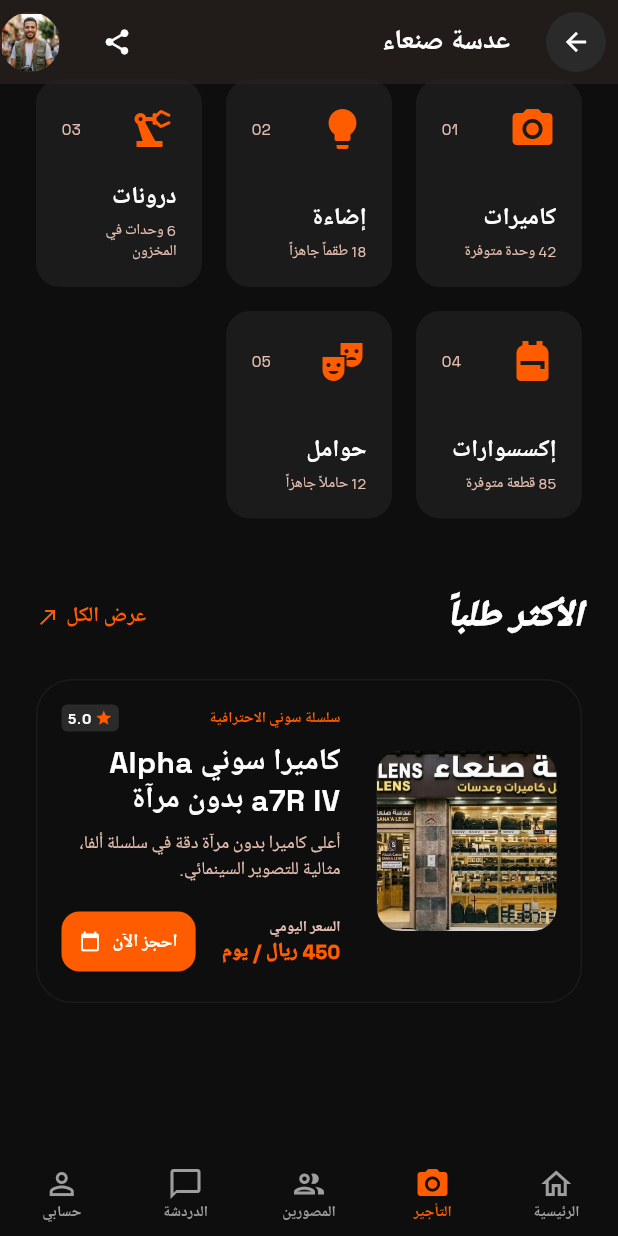
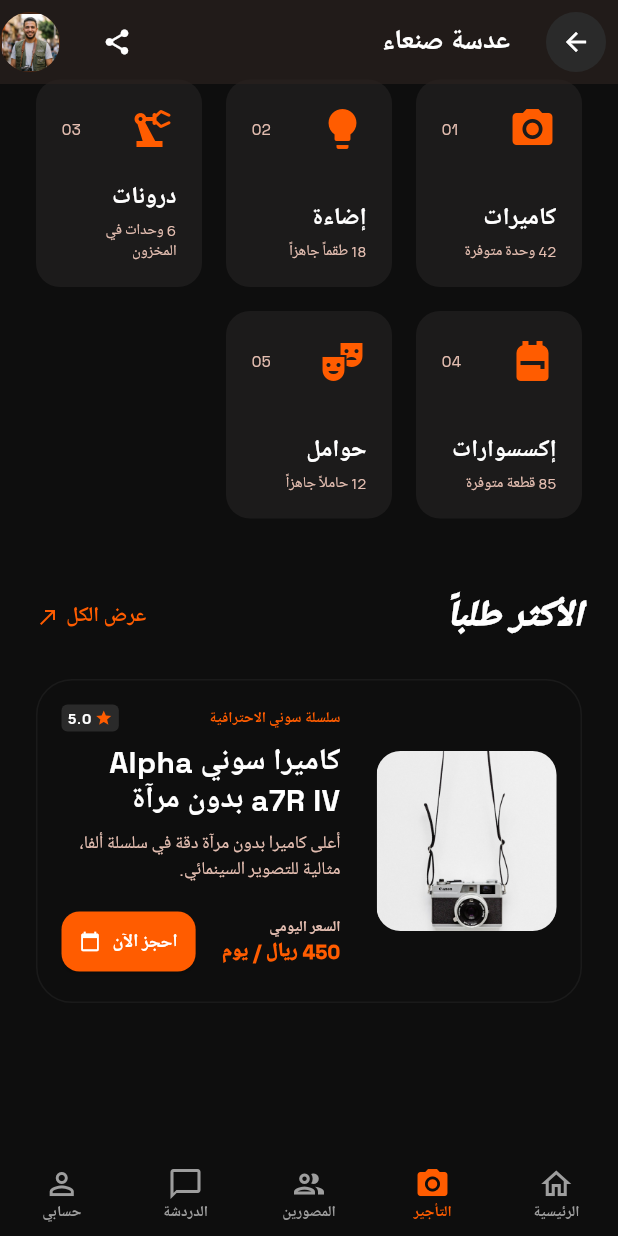
Before and after one commit to Essami779/cams, a Flutter app: the RentalShopDetailScreen screen opened directly with empty values, scrolled down 448 dp, on a phone screen of 412 x 824 dp. Run offline on Flutter 3.47's test engine with Material 3 defaults, Android fonts, the phone set to English and light mode, and no system bars; our stand-ins replace go_router, google_fonts; network calls fail.

Commit message:
feat: implement rental shop detail screen and add supporting dummy data and assets

```diff
--- a/lib/core/dummy_data.dart
+++ b/lib/core/dummy_data.dart
@@ -43,16 +43,16 @@
       'id': '1',
       'name': 'أحمد السينمائي',
       'specialty': 'تصوير سينمائي وبورتريه درامي',
-      'location': 'الرياض',
+      'location': 'صنعاء',
       'equipment': ['SONY A7R IV', '35MM GM'],
-      'image': 'assets/images/photographer_mohammad_1.jpg',
+      'image': 'assets/images/ai_photographer.png',
       'rating': 4.9,
     },
     {
       'id': '2',
       'name': 'سارة خالد',
       'specialty': 'تصوير بورتريه وموضة',
-      'location': 'الرياض',
+      'location': 'صنعاء',
       'equipment': ['SONY A7R IV', 'PRIME LENS'],
       'image': 'assets/images/photographer_mohammad_2.png',
       'rating': 4.8,
@@ -61,7 +61,7 @@
       'id': '3',
       'name': 'محمد خالد',
       'specialty': 'تصوير شارع ومعماري',
-      'location': 'جدة',
+      'location': 'صنعاء',
       'equipment': ['LEICA Q2', '35MM'],
       'image': 'assets/images/photographer_mohammad_3.jpg',
       'rating': 4.7,
@@ -70,9 +70,9 @@
       'id': '4',
       'name': 'منصور العبدالله',
       'specialty': 'تصوير رياضي',
-      'location': 'الشرقية',
+      'location': 'صنعاء',
       'equipment': ['NIKON Z9', '400MM LENS'],
-      'image': 'assets/images/photographer_mohammad_1.jpg',
+      'image': 'assets/images/ai_photographer.png',
       'rating': 4.9,
     },
   ];
--- a/lib/screens/rentals/rental_shop_detail_screen.dart
+++ b/lib/screens/rentals/rental_shop_detail_screen.dart
@@ -264,7 +264,7 @@
                 height: 120,
                 decoration: BoxDecoration(color: AppTheme.surfaceHigh, borderRadius: BorderRadius.circular(16)),
                 clipBehavior: Clip.antiAlias,
-                child: Image.asset('assets/images/rental_shop_1.jpg', fit: BoxFit.cover),
+                child: Image.asset('assets/images/sony_camera.jpg', fit: BoxFit.cover),
               ),
               const SizedBox(width: 24),
               Expanded(
```
Also changed, not shown: assets/images/ai_photographer.png (added), assets/images/photographer_mohammad_new.jpg (added), assets/images/sony_camera.jpg (added).
